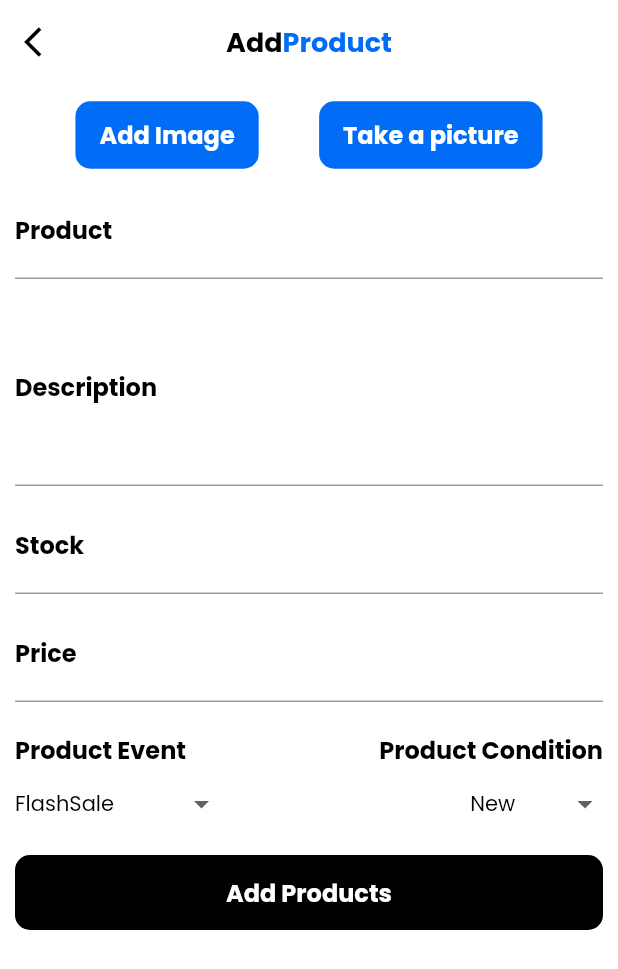
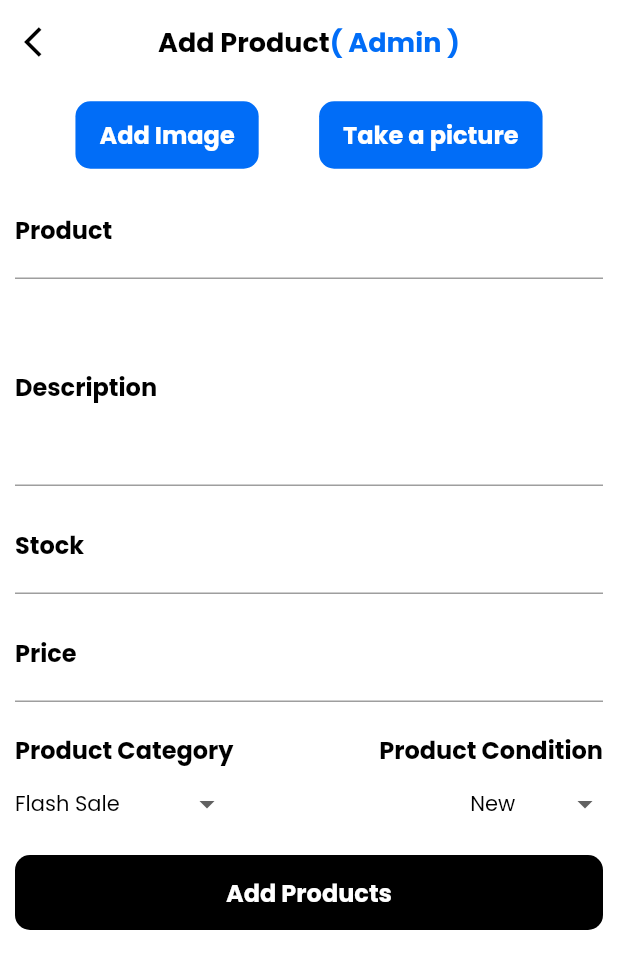
Before and after one commit to achmadrizkin/flutter_ecommerce, a Flutter app: the AddProductAdmin screen opened directly, on a phone screen of 412 x 824 dp. Shown: the top 969 px of the screen. Run offline on Flutter 3.47's test engine with Material 2 defaults, Android fonts, the phone set to English and light mode, and no system bars; our stand-ins replace cloud_firestore, curved_navigation_bar, firebase_core, firebase_storage, image_picker; accounts and stored records are empty.

Commit message:
add more details

```diff
--- a/lib/ui/page-3/addProduct.dart
+++ b/lib/ui/page-3/addProduct.dart
@@ -120,6 +120,19 @@ class _AddProductState extends State<AddProduct> {
       }
     }
 
+    // search
+    for (int i = 0; i < 2; i++) {
+      indexList.add(nameProductController.text.toLowerCase());
+      indexList.add(nameProductController.text.toUpperCase());
+      indexList.add(nameProductController.text);
+    }
+
+    // dateTime now
+    DateTime now = DateTime.now();
+    var currentTime =
+        new DateTime(now.year, now.month, now.day, now.hour, now.minute);
+
+    //
     if (url != null) {
       await FirebaseFirestore.instance.collection('${selectedProducts}').add({
         'name': nameProductController.text,
@@ -128,6 +141,7 @@ class _AddProductState extends State<AddProduct> {
         'price': priceProductController.text,
         'url': url,
         'condition': selectedProductCondition,
+        'date': currentTime,
       });
 
       await FirebaseFirestore.instance.collection('allProduct').add({
@@ -138,6 +152,7 @@ class _AddProductState extends State<AddProduct> {
         'url': url,
         'searchIndex': indexList,
         'condition': selectedProductCondition,
+        'date': currentTime,
       });
 
       await FirebaseFirestore.instance.collection('myProduct').add({
@@ -147,6 +162,7 @@ class _AddProductState extends State<AddProduct> {
         'price': priceProductController.text,
         'url': url,
         'condition': selectedProductCondition,
+        'date': currentTime,
       });
     }
   }
--- a/lib/ui/page-3/addProductAdmin.dart
+++ b/lib/ui/page-3/addProductAdmin.dart
@@ -22,12 +22,12 @@ class _AddProductAdminState extends State<AddProductAdmin> {
   final _formKey = GlobalKey<FormState>();
 
   // drop down bottom
-  String selectedProducts = 'FlashSale';
+  String selectedProducts = 'Flash Sale';
   List listCategoryProducts = [
-    'FlashSale',
-    'BestProduct',
-    'SpecialDiscount',
-    'FeedAdmin'
+    'Flash Sale',
+    'Best Product',
+    'Special Discount',
+    'Feed Admin'
   ];
 
   String selectedProductCondition = 'New';
@@ -111,13 +111,25 @@ class _AddProductAdminState extends State<AddProductAdmin> {
     List<String> splitList = nameProductController.text.split(' ');
     List<String> indexList = [];
 
-    for (int i = 0; i < splitList.length; i++) {
+    for (int i = 0; i <= splitList.length; i++) {
       for (int j = 0; j < splitList[i].length + i; j++) {
         indexList.add(splitList[i].substring(0, j).toLowerCase());
         indexList.add(splitList[i].substring(0, j).toUpperCase());
       }
     }
 
+    // search
+    for (int i = 0; i < 2; i++) {
+      indexList.add(nameProductController.text.toLowerCase());
+      indexList.add(nameProductController.text.toUpperCase());
+    }
+
+    // dateTime now
+    DateTime now = DateTime.now();
+    var currentTime =
+        new DateTime(now.year, now.month, now.day, now.hour, now.minute);
+
+    //
     if (url != null) {
       await FirebaseFirestore.instance.collection('${selectedProducts}').add({
         'name': nameProductController.text,
@@ -126,6 +138,7 @@ class _AddProductAdminState extends State<AddProductAdmin> {
         'price': priceProductController.text,
         'url': url,
         'condition': selectedProductCondition,
+        'date': currentTime,
       });
 
       await FirebaseFirestore.instance.collection('allProduct').add({
@@ -136,6 +149,7 @@ class _AddProductAdminState extends State<AddProductAdmin> {
         'url': url,
         'searchIndex': indexList,
         'condition': selectedProductCondition,
+        'date': currentTime,
       });
 
       await FirebaseFirestore.instance.collection('myProduct').add({
@@ -145,6 +159,7 @@ class _AddProductAdminState extends State<AddProductAdmin> {
         'price': priceProductController.text,
         'url': url,
         'condition': selectedProductCondition,
+        'date': currentTime,
       });
     }
   }
@@ -165,13 +180,13 @@ class _AddProductAdminState extends State<AddProductAdmin> {
           text: TextSpan(
             children: <TextSpan>[
               TextSpan(
-                  text: 'Add',
+                  text: 'Add Product',
                   style: TextStyle(
                       fontSize: 18,
                       color: Colors.black,
                       fontFamily: 'PoppinsBold')),
               TextSpan(
-                  text: 'Product',
+                  text: '( Admin )',
                   style: TextStyle(
                       fontSize: 18,
                       color: Color(0xFF016DF7),
@@ -343,7 +358,7 @@ class _AddProductAdminState extends State<AddProductAdmin> {
                   Row(
                     mainAxisAlignment: MainAxisAlignment.spaceBetween,
                     children: [
-                      Text('Product Event',
+                      Text('Product Category',
                           style: TextStyle(
                               fontFamily: 'PoppinsBold',
                               color: Colors.black,
```
